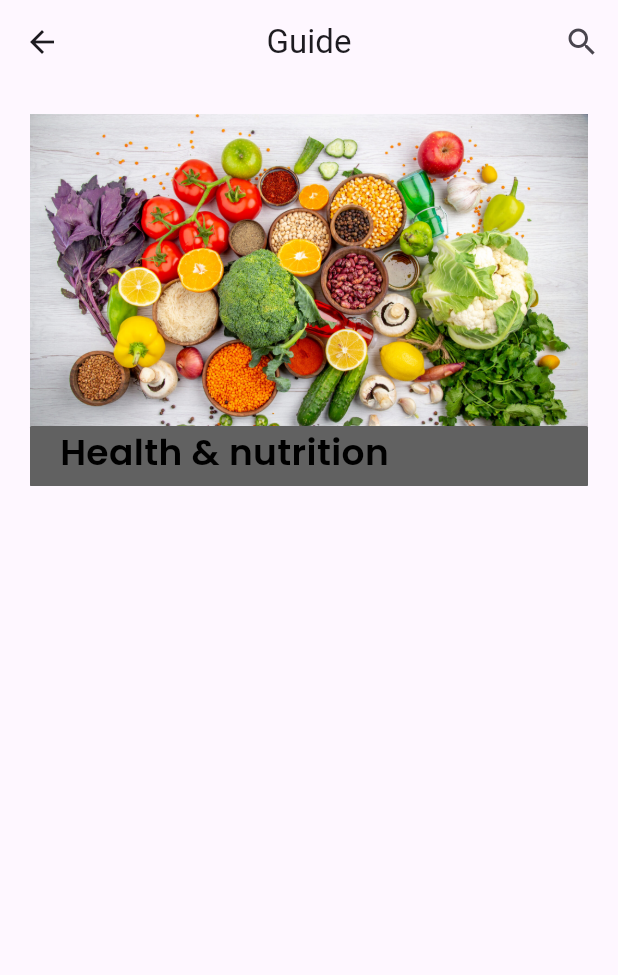
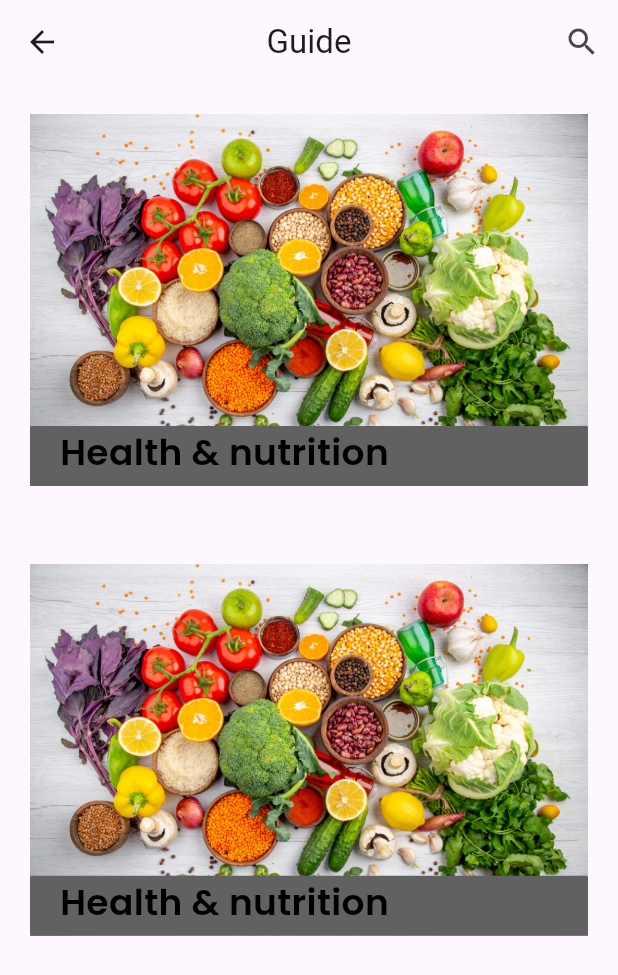
Before and after one commit to Siranosian99/prepPal, a Flutter app: the GuideScreen screen opened directly, on a phone screen of 412 x 824 dp. Shown: the top 975 px of the screen. Run offline on Flutter 3.47's test engine with Material 3 defaults, Android fonts, the phone set to English and light mode, and no system bars; our stand-ins replace go_router, google_fonts; network calls fail.

Commit message:
save the result

```diff
--- a/lib/consts/texts.dart
+++ b/lib/consts/texts.dart
@@ -1,14 +1,22 @@
-class AppTexts{
-  static String prepPal="PrepPal";
-  static String explorer="Explore";
-  static String trending="Trending";
-  static String breakf="Breakfasts";
-  static String hlauch="Healthy Lunch";
-  static String dinner="Dinner";
-  static String hsalad="Healthy Salad";
-  static String vegan="Vegan";
-  static String drink="Drink";
-  static String guide="Guide";
-  static String christmas="Christmas gift inspiration";
-  static String health="Health & nutrition";
+class AppTexts {
+  static String prepPal = "PrepPal";
+  static String explorer = "Explore";
+  static String trending = "Trending";
+  static String breakf = "Breakfasts";
+  static String hlauch = "Healthy Lunch";
+  static String dinner = "Dinner";
+  static String hsalad = "Healthy Salad";
+  static String vegan = "Vegan";
+  static String drink = "Drink";
+  static String guide = "Guide";
+  static String christmas = "Christmas gift inspiration";
+  static String health = "Health & nutrition";
+  static String settings = "Settings";
+  static String signIn = "Login";
+  static String feed = "FeedBack";
+  static String vegt = "Vegetarian Filter";
+  static String favourite="My Favourite";
+  static String themes="Switch Themes";
+  static String empty="Empty";
+  static String noFood="No favorite recipes added yet";
 }
--- /dev/null
+++ b/lib/routes.dart
@@ -0,0 +1,35 @@
+import 'package:go_router/go_router.dart';
+import 'package:preppal/screens/favourite.dart';
+import 'package:preppal/screens/guide_screen.dart';
+import 'package:preppal/screens/home_screen.dart';
+import 'package:preppal/screens/main_screen.dart';
+import 'package:preppal/screens/personel_screen.dart';
+import 'package:preppal/utilites/bottom_nav_bar.dart';
+
+final GoRouter router = GoRouter(
+  initialLocation: '/',
+  routes: [
+    ShellRoute(
+      builder: (context, state, child) {
+        return BottomNavBar(child: child); // Contains bottom nav
+      },
+      routes:[
+    GoRoute(path: '/', name: '/', builder: (context, state) => HomeScreen()),
+    GoRoute(
+      path: '/guide',
+      name: 'guide',
+      builder: (context, state) => GuideScreen(),
+    ),
+    GoRoute(
+      path: '/fav',
+      name: 'fav',
+      builder: (context, state) => FavouriteScreen(),
+    ),
+    GoRoute(
+      path: '/settings',
+      name: 'settings',
+      builder: (context, state) => PersonelScreen(),
+    ),
+  ],)
+  ]
+);
--- a/lib/screens/guide_screen.dart
+++ b/lib/screens/guide_screen.dart
@@ -1,6 +1,8 @@
 import 'package:flutter/material.dart';
 import 'package:google_fonts/google_fonts.dart';
 import 'package:preppal/consts/texts.dart';
+
+import '../widgets/guide_icon.dart';
 
 class GuideScreen extends StatefulWidget {
   const GuideScreen({super.key});
@@ -13,37 +15,16 @@ class _GuideScreenState extends State<GuideScreen> {
   @override
   Widget build(BuildContext context) {
     return Scaffold(
-      appBar:AppBar(
+      appBar: AppBar(
         centerTitle: true,
-        title:Text(AppTexts.guide),
+        title: Text(AppTexts.guide),
         actions: [IconButton(onPressed: () {}, icon: (Icon(Icons.search)))],
       ),
-      body:Column(
-        children: [
-          Padding(
-            padding: const EdgeInsets.all(20.0),
-            child: Stack(
-              alignment:Alignment.bottomLeft,
-              children: [
-                Image(image: AssetImage('assets/images/guide/health_and_nutrition.jpg')),
-                Container(
-                  padding:EdgeInsets.only(left: 20.0,bottom: 2),
-                  decoration:BoxDecoration(borderRadius:BorderRadius.circular(1),color:Colors.grey[700]),
-                  width: double.infinity,
-                  height: 40,
-                  child:
-                  Text(
-                    AppTexts.health,
-                    style: GoogleFonts.poppins(
-                      fontSize: 24,
-                      fontWeight: FontWeight.w600,
-                      color: Colors.black,
-                    ),
-    ))],
-            ),
-          )
-        ],
-      )
+      body: ListView.separated(
+        itemBuilder: (context, index) => GuideIcon(),
+        separatorBuilder: (context, index) => SizedBox(height: 12),
+        itemCount: 2,
+      ),
     );
   }
 }
--- /dev/null
+++ b/lib/widgets/guide_icon.dart
@@ -0,0 +1,38 @@
+import 'package:flutter/material.dart';
+import 'package:google_fonts/google_fonts.dart';
+
+import '../consts/texts.dart';
+
+class GuideIcon extends StatelessWidget {
+  const GuideIcon({super.key});
+
+  @override
+  Widget build(BuildContext context) {
+    return Column(
+      children: [
+        Padding(
+          padding: const EdgeInsets.all(20.0),
+          child: Stack(
+            alignment:Alignment.bottomLeft,
+            children: [
+              Image(image: AssetImage('assets/images/guide/health_and_nutrition.jpg')),
+              Container(
+                  padding:EdgeInsets.only(left: 20.0,bottom: 2),
+                  decoration:BoxDecoration(borderRadius:BorderRadius.circular(1),color:Colors.grey[700]),
+                  width: double.infinity,
+                  height: 40,
+                  child:
+                  Text(
+                    AppTexts.health,
+                    style: GoogleFonts.poppins(
+                      fontSize: 24,
+                      fontWeight: FontWeight.w600,
+                      color: Colors.black,
+                    ),
+                  ))],
+          ),
+        )
+      ],
+    );
+  }
+}
--- a/pubspec.yaml
+++ b/pubspec.yaml
@@ -35,6 +35,7 @@ dependencies:
   # Use with the CupertinoIcons class for iOS style icons.
   cupertino_icons: ^1.0.8
   google_fonts: ^6.2.1
+  go_router: ^16.0.0
 
 dev_dependencies:
   flutter_test:
@@ -63,6 +64,7 @@ flutter:
     - assets/images/foods/
     - assets/images/categories/
     - assets/images/guide/
+    - assets/images/logo/
 
   # An image asset can refer to one or more resolution-specific "variants", see
   # https://flutter.dev/to/resolution-aware-images
```
Also changed, not shown: lib/main.dart (+5 -2 lines), lib/navigation/navigation_mixin.dart (added, +21 -0 lines), lib/screens/favourite.dart (added, +36 -0 lines), lib/screens/home_screen.dart (+3 -43 lines), lib/screens/personel_screen.dart (added, +51 -0 lines), lib/utilites/bottom_nav_bar.dart (added, +53 -0 lines), lib/widgets/settings_items.dart (added, +19 -0 lines), assets/images/logo/empty.png (added), lib/screens/main_screen.dart (added), pubspec.lock.
